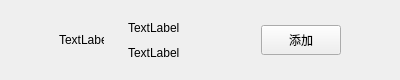
Above: client/llfcchat/applyfrienditem.ui from xiegd/chat before the change. Below: the same form after it.
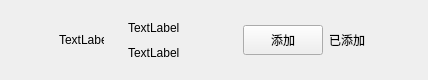
That is the form after the change. Custom widgets are drawn as their Qt base class.

Commit message: 申请添加好友，chatserver转发和前端显示功能已经开发完成。

What changed in the file:
```diff
--- a/client/llfcchat/applyfrienditem.ui
+++ b/client/llfcchat/applyfrienditem.ui
@@ -154,6 +154,25 @@
         </property>
        </widget>
       </item>
+      <item>
+       <widget class="QLabel" name="already_add_lb">
+        <property name="minimumSize">
+         <size>
+          <width>40</width>
+          <height>0</height>
+         </size>
+        </property>
+        <property name="maximumSize">
+         <size>
+          <width>40</width>
+          <height>16777215</height>
+         </size>
+        </property>
+        <property name="text">
+         <string>已添加</string>
+        </property>
+       </widget>
+      </item>
       <item>
        <spacer name="horizontalSpacer_2">
         <property name="orientation">
```
The commit also changes 16 other files.
